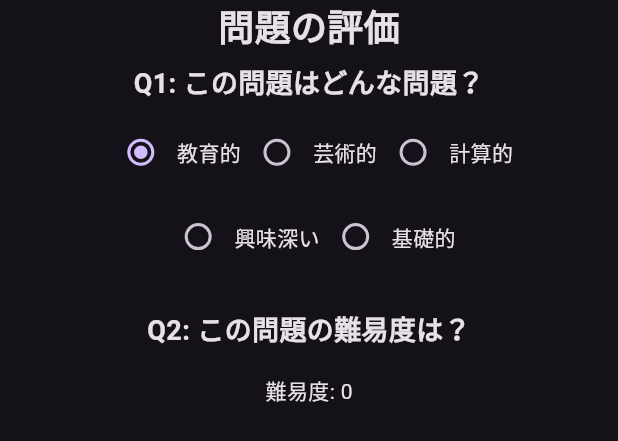
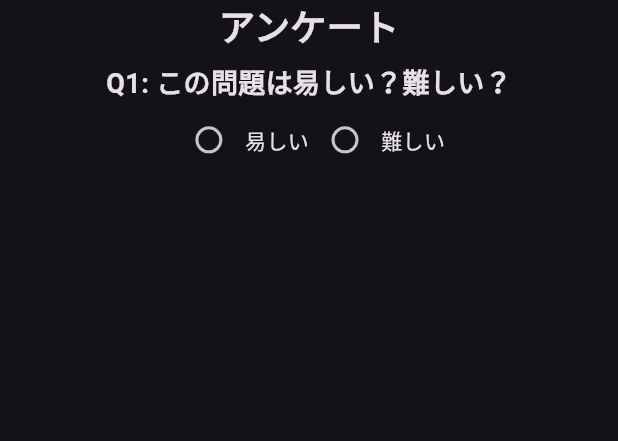
Before and after one commit to mumumu3560/share_your_q, a Flutter app: the EvaluateWithRadio widget shown alone on an empty page, opened directly, on a phone screen of 412 x 824 dp. Shown: the top 441 px of the screen. Run offline on Flutter 3.47's test engine with Material 3 defaults, Android fonts, the phone set to English and light mode, and no system bars; our stand-ins replace email_validator, file_picker, fl_chart, flutter_dotenv, flutter_rating_bar, flutter_riverpod and 3 more; accounts and stored records are empty; statements that could not run were skipped.

Commit message:
元々rating_barを使っていたのだがAndroidの方でエラーが起きるためいったんやめる

```diff
--- a/lib/pages/display_page/components/appbar_actions/components/evaluate_display.dart
+++ b/lib/pages/display_page/components/appbar_actions/components/evaluate_display.dart
@@ -4,7 +4,7 @@ import 'package:supabase_flutter/supabase_flutter.dart';
 import 'package:flutter_rating_bar/flutter_rating_bar.dart';
 
 int eval_point = 0;
-int diff_point = 0;
+int diff_point = -1;
 int evalValue = 1;
 
 class EvaluateDisplay extends StatefulWidget{
@@ -52,18 +52,6 @@ class _EvaluateDisplayState extends State<EvaluateDisplay>{
     }
   }
 
-  void setEvalKind(int eval){
-    setState(() {
-      evalValue = eval;
-    });
-  }
-
-  void setDiff(int diff){
-    setState(() {
-      diff_point = diff;
-    });
-  }
-
   void judPoints(){
     print("eval、diffの順番");
     print(evalValue);
@@ -74,7 +62,7 @@ class _EvaluateDisplayState extends State<EvaluateDisplay>{
   /// 評価の更新
   void _submitEvaluation() async {
 
-    if (evalValue == 0 || diff_point == 0) {
+    if (evalValue == 0 || diff_point == -1) {
       context.showErrorSnackBar(message: "評価が入力されていません。");
       return;
     }
@@ -199,27 +187,6 @@ class _EvaluateDisplayState extends State<EvaluateDisplay>{
 
 
 
-Widget _ratingBar(Function function, int point){
-  return RatingBar.builder(
-
-    initialRating: point as double,
-    minRating: 1,
-    direction: Axis.horizontal,
-    allowHalfRating: false,
-    itemCount: 10,
-    itemPadding: EdgeInsets.symmetric(horizontal: 4.0),
-    itemBuilder: (context, _) => Icon(
-      Icons.star,
-      color: Colors.amber,
-    ),
-    onRatingUpdate: (rating) {
-      function(rating);
-    },
-  );
-
-}
-
-
 class EvaluateWithRadio extends StatefulWidget{
 
   const EvaluateWithRadio({
@@ -252,10 +219,10 @@ class _EvaluateWithRadioState extends State<EvaluateWithRadio>{
     return Container(
 
       child: Column(
-        children: [
+        children: <Widget>[
 
           const Text(
-            "問題の評価",
+            "アンケート",
             style: TextStyle(
               fontSize: 24,
               fontWeight: FontWeight.bold,
@@ -264,6 +231,7 @@ class _EvaluateWithRadioState extends State<EvaluateWithRadio>{
 
           SizedBox(height: SizeConfig.blockSizeVertical!,),
 
+          /*
           const Text(
             "Q1: この問題はどんな問題？",
             style: TextStyle(
@@ -356,21 +324,44 @@ class _EvaluateWithRadioState extends State<EvaluateWithRadio>{
           ),
 
           SizedBox(height: SizeConfig.blockSizeVertical! * 3,),
+           */
 
           const Text(
-            "Q2: この問題の難易度は？",
+            "Q1: この問題は易しい？難しい？",
             style: TextStyle(
               fontSize: 18,
               fontWeight: FontWeight.bold,
             ),
           ),
 
+          Row(
+            mainAxisAlignment: MainAxisAlignment.center,
+            crossAxisAlignment: CrossAxisAlignment.center,
+            children: [
+              Radio(
+                value: 0,
+                groupValue: diff_point,
+                onChanged: (value) {
+                  setDiff(value!);
+                },
+              ),
+
+              Text("易しい"),
+
+              Radio(
+                value: 1,
+                groupValue: diff_point,
+                onChanged: (value) {
+                  setDiff(value!);
+                },
+              ),
+
+              Text("難しい"),
+
+            ],
+          ),
+
           SizedBox(height: SizeConfig.blockSizeVertical!,),
-
-
-          //_ratingBar(setDiff, diff_point),
-          SizedBox(height: SizeConfig.blockSizeVertical!,),
-          Text("難易度: $diff_point"),
 
         ],
       ),
```
